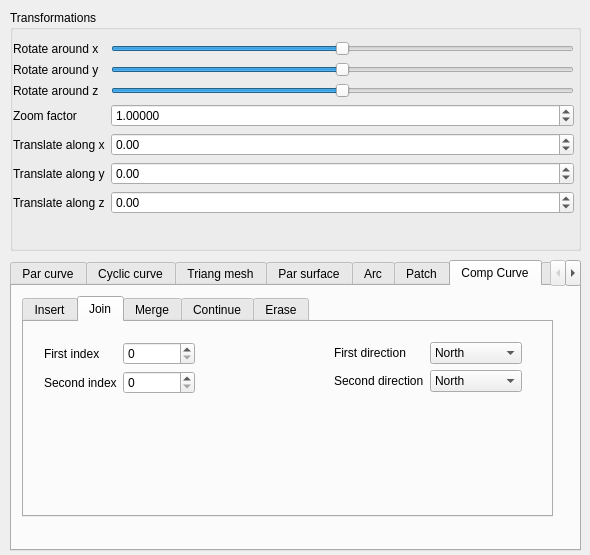
Old version of the form GUI/SideWidget.ui in the repository lorinczszabolcs/CAD.
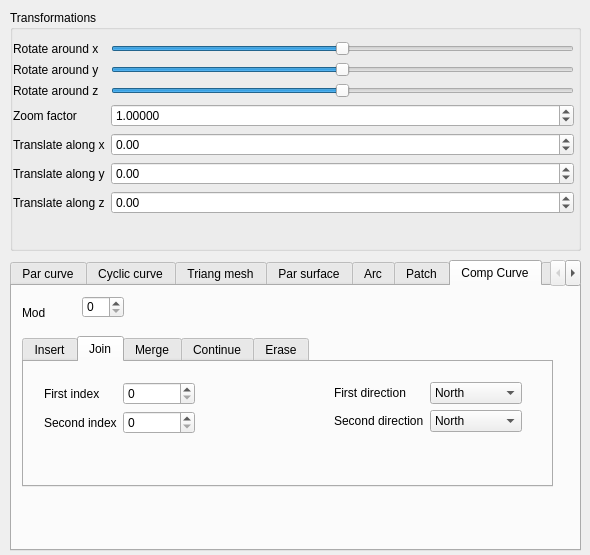
New version of the form. The open tabs and pages were chosen to show the change.

Commit message: Insert Curve megy!

What changed in the file:
```diff
--- a/GUI/SideWidget.ui
+++ b/GUI/SideWidget.ui
@@ -1682,9 +1682,9 @@
      <property name="geometry">
       <rect>
        <x>10</x>
-       <y>10</y>
+       <y>50</y>
        <width>531</width>
-       <height>221</height>
+       <height>151</height>
       </rect>
      </property>
      <property name="currentIndex">
@@ -1750,7 +1750,7 @@
       <attribute name="title">
        <string>Join</string>
       </attribute>
-      <widget class="QWidget" name="">
+      <widget class="QWidget" name="layoutWidget">
        <property name="geometry">
         <rect>
          <x>20</x>
@@ -1790,7 +1790,7 @@
         </item>
        </layout>
       </widget>
-      <widget class="QWidget" name="">
+      <widget class="QWidget" name="layoutWidget">
        <property name="geometry">
         <rect>
          <x>310</x>
@@ -2203,6 +2203,29 @@
       </widget>
      </widget>
     </widget>
+    <widget class="QSpinBox" name="modCurveSpinBox">
+     <property name="geometry">
+      <rect>
+       <x>70</x>
+       <y>10</y>
+       <width>42</width>
+       <height>22</height>
+      </rect>
+     </property>
+    </widget>
+    <widget class="QLabel" name="label_82">
+     <property name="geometry">
+      <rect>
+       <x>10</x>
+       <y>20</y>
+       <width>47</width>
+       <height>13</height>
+      </rect>
+     </property>
+     <property name="text">
+      <string>Mod</string>
+     </property>
+    </widget>
    </widget>
    <widget class="QWidget" name="compositeSurface">
     <attribute name="title">
```
Left out of the diff: 24 changed lines with no effect on the pictures. The commit also changes 8 other files.
